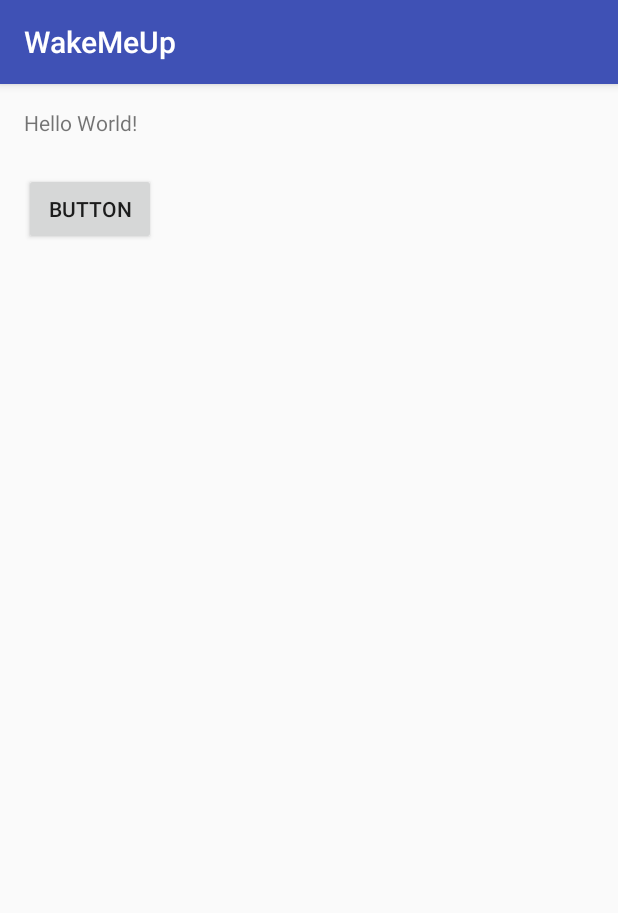
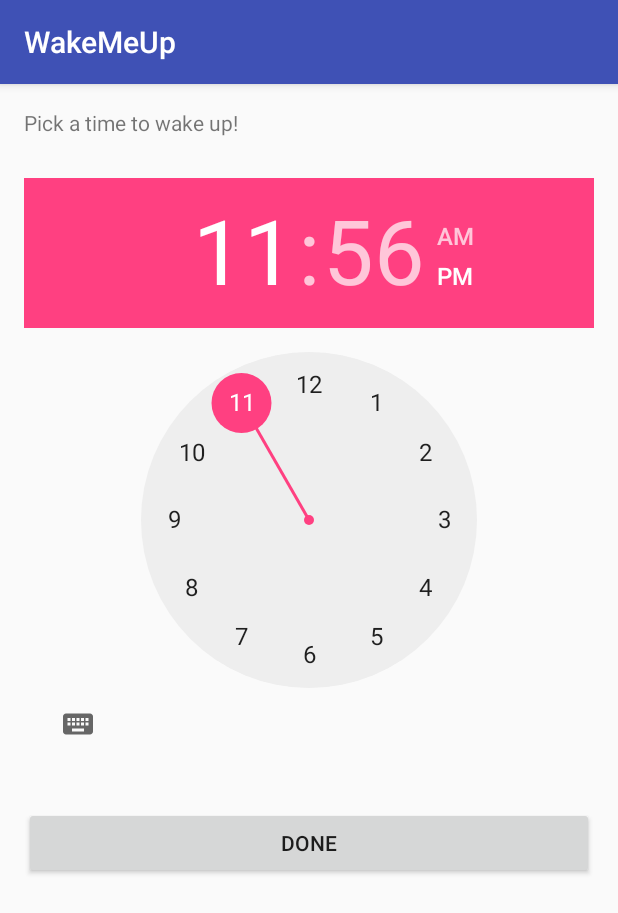
Before and after one commit to ms3001/WakeMeUp, an Android app: the screen it shows after launch (MainActivity), on a phone screen of 412 x 824 dp. Shown: the top 913 px of the screen. Run offline under Robolectric (Android 15) with nearby library versions, the phone set to English and light mode, and no system bars.

Commit message:
Added a timepicker to XML, made it a bit nicer looking. Still need to add more.

```diff
--- a/WakeMeUp/app/src/main/java/com/example/wakemeup/MainActivity.java
+++ b/WakeMeUp/app/src/main/java/com/example/wakemeup/MainActivity.java
@@ -1,5 +1,6 @@
 package com.example.wakemeup;
 
+import android.speech.tts.TextToSpeech;
 import android.support.v7.app.AppCompatActivity;
 import android.os.Bundle;
 import android.app.AlarmManager;
@@ -8,14 +9,17 @@ import android.content.BroadcastReceiver;
 import android.content.Context;
 import android.content.Intent;
 import android.view.View;
+import android.widget.TimePicker;
 import android.widget.Toast;
 
+import java.sql.Time;
 
 
 public class MainActivity extends AppCompatActivity {
 
 
     private AlarmManagerBroadcastReceiver alarm;
+    private TextToSpeech reader;
 
 
     @Override
@@ -26,6 +30,8 @@ public class MainActivity extends AppCompatActivity {
     }
 
     public void onetimeTimer(View view){
+        TimePicker whatTime = (TimePicker) findViewById(R.id.timePicker);
+        whatTime.
         System.out.println("AYyyyyyy");
         Context context = this.getApplicationContext();
         if(alarm != null){
--- a/WakeMeUp/app/src/main/res/layout/activity_main.xml
+++ b/WakeMeUp/app/src/main/res/layout/activity_main.xml
@@ -14,16 +14,25 @@
         android:layout_width="wrap_content"
         android:layout_height="wrap_content"
         android:id="@+id/textView"
-        android:text="Hello World!" />
+        android:text="Pick a time to wake up!" />
 
     <Button
-        android:text="Button"
+        android:text="done"
+        android:layout_width="match_parent"
+        android:layout_height="wrap_content"
+        android:id="@+id/button"
+        android:onClick="onetimeTimer"
+        android:layout_below="@+id/timePicker"
+        android:layout_alignParentLeft="true"
+        android:layout_alignParentStart="true"
+        android:layout_marginTop="31dp" />
+
+    <TimePicker
         android:layout_width="wrap_content"
         android:layout_height="wrap_content"
-        android:layout_marginTop="24dp"
-        android:id="@+id/button"
-        android:onClick="onetimeTimer"
+        android:id="@+id/timePicker"
         android:layout_below="@+id/textView"
         android:layout_alignParentLeft="true"
-        android:layout_alignParentStart="true" />
+        android:layout_alignParentStart="true"
+        android:layout_marginTop="27dp" />
 </RelativeLayout>
```
